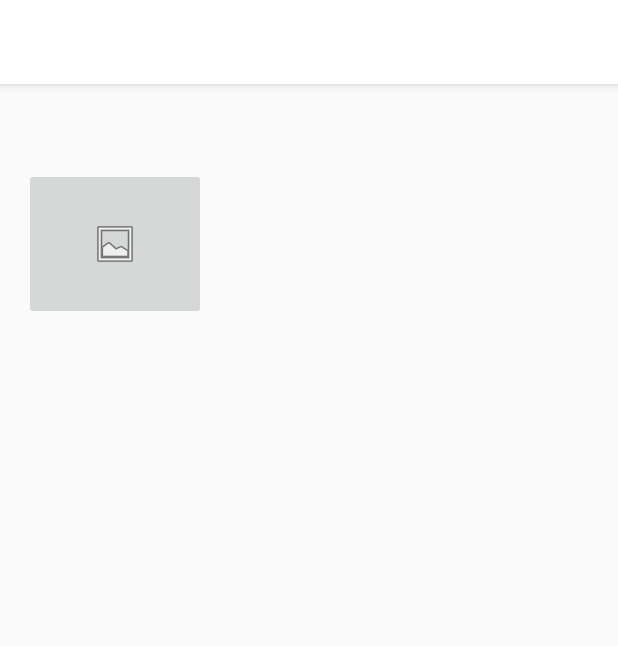
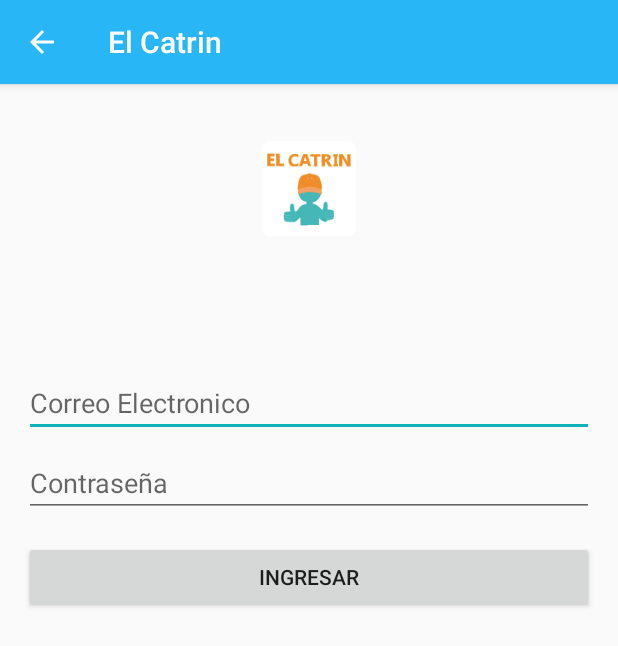
Before and after one commit to El-Catrin/elcatrinCustomers, an Android app: the screen it shows after launch (HomeActivity before the commit, AuthActivity after it), on a phone screen of 412 x 824 dp. Shown: the top 646 px of the screen. Run offline under Robolectric (Android 15) with nearby library versions, the phone set to English and light mode, and no system bars.

Commit message:
Se agrego la pantalla de loggin

```diff
--- a/app/src/main/AndroidManifest.xml
+++ b/app/src/main/AndroidManifest.xml
@@ -9,7 +9,7 @@
         android:roundIcon="@mipmap/ic_launcher_round"
         android:supportsRtl="true"
         android:theme="@style/AppTheme">
-        <activity android:name=".activity.CartActivity"></activity>
+        <activity android:name=".activity.CartActivity"/>
         <activity
             android:name=".activity.StoresActivity"
             android:parentActivityName=".activity.ProductsActivity" />
@@ -17,7 +17,9 @@
             android:name=".activity.ProductsActivity"
             android:parentActivityName=".activity.ProductDetailActivity" />
         <activity android:name=".activity.ProductDetailActivity" /> <!-- android:parentActivityName=".ui.CatalogoEmpresas" /> -->
-        <activity android:name=".activity.HomeActivity">
+        <activity android:name=".activity.HomeActivity"/>
+        <activity android:name=".activity.AuthActivity"
+            android:parentActivityName=".activity.HomeActivity">
             <intent-filter>
                 <action android:name="android.intent.action.MAIN" />
 
--- /dev/null
+++ b/app/src/main/java/com/elcatrin/app_delivery/activity/AuthActivity.kt
@@ -0,0 +1,29 @@
+package com.elcatrin.app_delivery.activity
+
+import android.content.Intent
+import android.os.Bundle
+import androidx.appcompat.app.AppCompatActivity
+import com.elcatrin.app_delivery.R
+import kotlinx.android.synthetic.main.activity_auth.*
+
+class AuthActivity : AppCompatActivity() {
+
+    override fun onCreate(savedInstanceState: Bundle?) {
+        super.onCreate(savedInstanceState)
+        setContentView(R.layout.activity_auth)
+
+      singin ()
+    }
+
+    private  fun singin() {
+
+        singInbutton.setOnClickListener()
+        {
+            val homeActivity: Intent = Intent(this, HomeActivity::class.java).apply { }
+            startActivity(homeActivity)
+
+        }
+
+    }
+
+    }
--- /dev/null
+++ b/app/src/main/java/com/elcatrin/app_delivery/domain/data/network/AuthService.kt
@@ -0,0 +1 @@
+package com.elcatrin.app_delivery.domain.data.network
--- /dev/null
+++ b/app/src/main/res/layout/activity_auth.xml
@@ -0,0 +1,70 @@
+<?xml version="1.0" encoding="utf-8"?>
+<androidx.constraintlayout.widget.ConstraintLayout
+    xmlns:android="http://schemas.android.com/apk/res/android"
+    xmlns:app="http://schemas.android.com/apk/res-auto"
+    xmlns:tools="http://schemas.android.com/tools"
+    android:layout_width="match_parent"
+    android:layout_height="match_parent">
+
+    <LinearLayout
+        android:layout_width="match_parent"
+        android:layout_height="match_parent"
+        android:layout_marginStart="16dp"
+        android:layout_marginTop="16dp"
+        android:layout_marginEnd="16dp"
+        android:orientation="vertical"
+        app:layout_constraintEnd_toEndOf="parent"
+        app:layout_constraintStart_toStartOf="parent"
+        app:layout_constraintTop_toTopOf="parent">
+
+        <LinearLayout
+            android:layout_width="match_parent"
+            android:layout_height="174dp"
+            android:orientation="horizontal">
+
+            <ImageView
+                android:id="@+id/imageView"
+                android:layout_width="200dp"
+                android:layout_height="wrap_content"
+                android:layout_weight="1"
+                app:srcCompat="@mipmap/ic_launcher_foreground" />
+        </LinearLayout>
+
+        <EditText
+            android:id="@+id/emailEdittext"
+            android:layout_width="match_parent"
+            android:layout_height="wrap_content"
+            android:ems="10"
+            android:hint="Correo Electronico"
+            android:inputType="textEmailAddress" />
+
+        <Space
+            android:layout_width="match_parent"
+            android:layout_height="8dp" />
+
+        <EditText
+            android:id="@+id/editPassword"
+            android:layout_width="match_parent"
+            android:layout_height="wrap_content"
+            android:ems="10"
+            android:hint="Contraseña"
+            android:inputType="textPassword" />
+
+        <Space
+            android:layout_width="match_parent"
+            android:layout_height="16dp" />
+
+        <LinearLayout
+            android:layout_width="match_parent"
+            android:layout_height="174dp"
+            android:orientation="horizontal">
+
+            <Button
+                android:id="@+id/singInbutton"
+                android:layout_width="wrap_content"
+                android:layout_height="wrap_content"
+                android:layout_weight="1"
+                android:text="Ingresar" />
+        </LinearLayout>
+    </LinearLayout>
+</androidx.constraintlayout.widget.ConstraintLayout>
--- a/app/src/main/res/values/colors.xml
+++ b/app/src/main/res/values/colors.xml
@@ -1,7 +1,7 @@
 <?xml version="1.0" encoding="utf-8"?>
 <resources>
-    <color name="colorPrimary">#FFFFFF</color>
-    <color name="colorPrimaryDark">#D6D5D3</color>
+    <color name="colorPrimary">#29b6f6</color>
+    <color name="colorPrimaryDark">#0086c3</color>
     <color name="colorAccent">#11B3BA</color>
     <color name="ligh_medim_gray">#F3F3F3</color>
 </resources>
--- a/build.gradle
+++ b/build.gradle
@@ -9,7 +9,7 @@
         mavenCentral()
     }
     dependencies {
-        classpath 'com.android.tools.build:gradle:4.1.0'
+        classpath 'com.android.tools.build:gradle:4.1.2'
         classpath "org.jetbrains.kotlin:kotlin-gradle-plugin:$kotlin_version"
         //Google services
         classpath 'com.google.gms:google-services:4.3.3'
```
